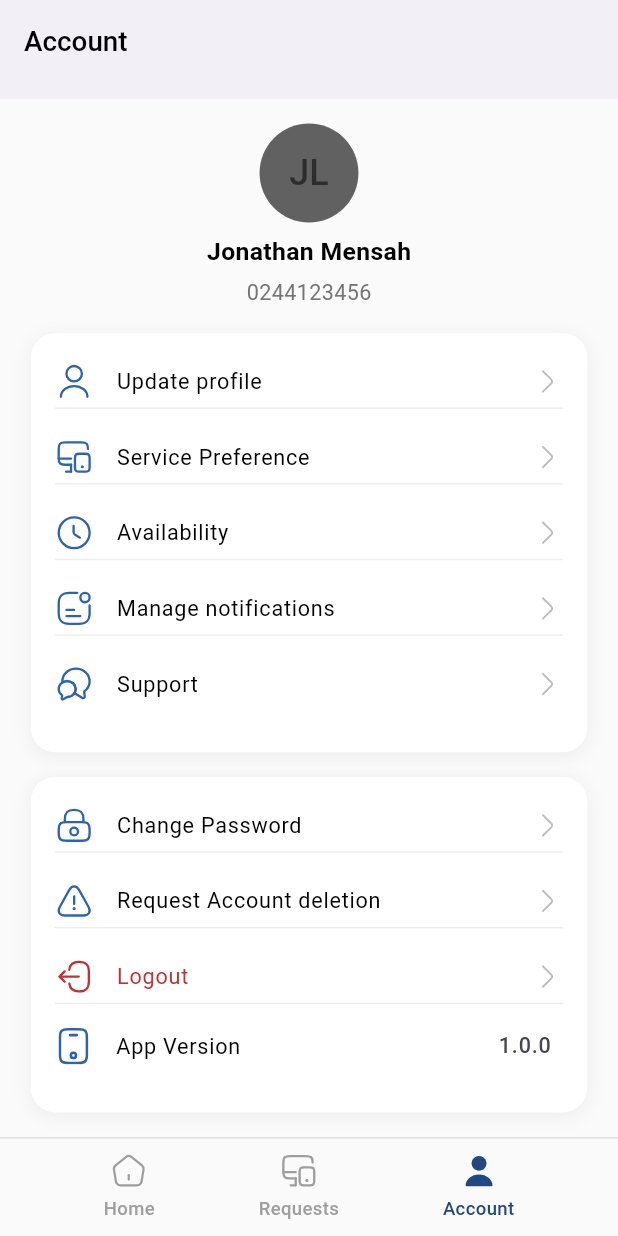
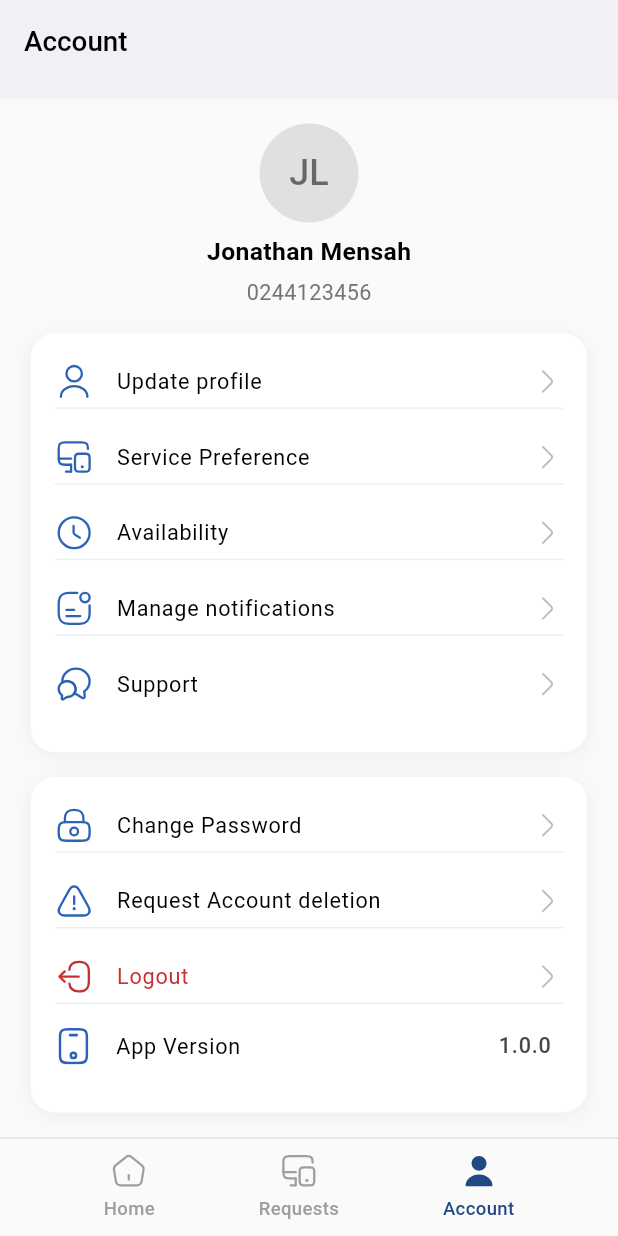
Before and after one commit to blaze308/test-accounts-profile, a Flutter app: the screen it shows after launch, on a phone screen of 412 x 824 dp. Run offline on Flutter 3.47's test engine with Material 3 defaults, Android fonts, the phone set to English and light mode, and no system bars; our stand-ins replace dotted_border, flutter_dotenv, flutter_svg, image_picker.

Commit message:
Update account_profile.dart

```diff
--- a/lib/screens/account_profile.dart
+++ b/lib/screens/account_profile.dart
@@ -39,7 +39,7 @@ class AccountProfile extends StatelessWidget {
               child: Column(
                 children: [
                   CircleAvatar(
-                    backgroundColor: Colors.grey[700],
+                    backgroundColor: Color(0xffE0E0E0),
                     radius: width * 0.08,
                     child: Text(
                       "JL",
```
